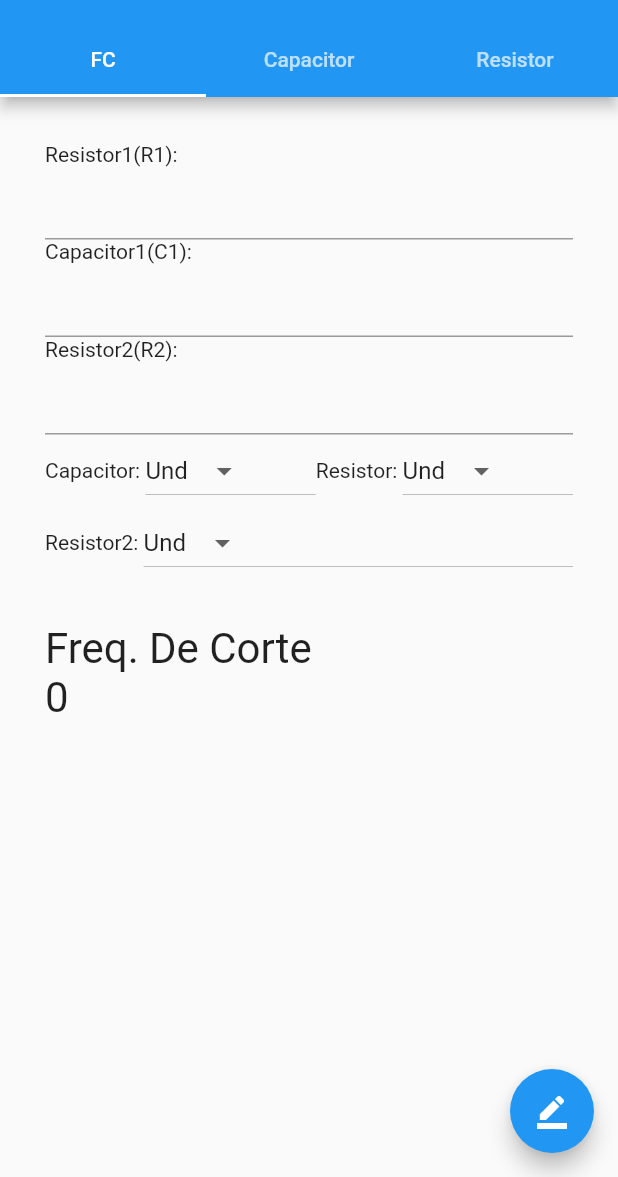
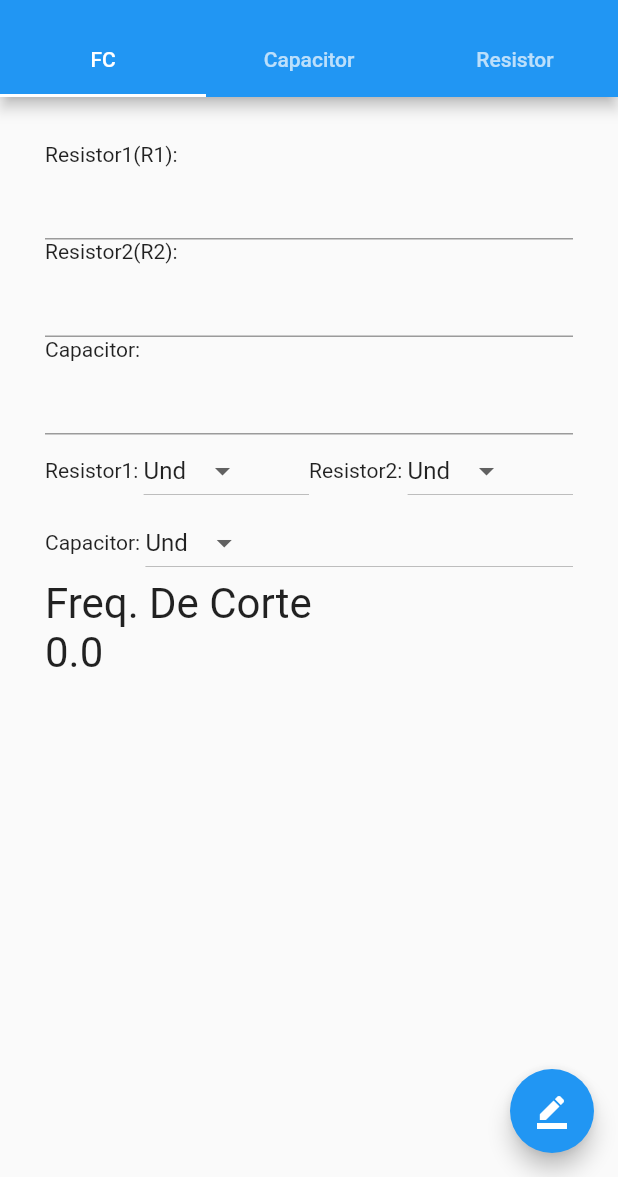
Before and after one commit to WagnerPaulino/frequencia-corte-app, a Flutter app: the screen it shows after launch, on a phone screen of 412 x 824 dp, the part 59-1236 px from its top. Run offline on Flutter 3.47's test engine with Material 2 defaults, Android fonts, the phone set to English and light mode, and no system bars.

Commit message:
ajustes - incompletos

```diff
--- a/lib/pages/frequencia-corte-page.dart
+++ b/lib/pages/frequencia-corte-page.dart
@@ -20,25 +20,32 @@ class FrequenciaCortePage extends StatefulWidget {
 class _FrequenciaCortePageState extends State<FrequenciaCortePage> {
   FrequenciaCorteService fcs = new FrequenciaCorteService();
   FrequenciaCorte frequenciaCorte = new FrequenciaCorte();
+  FrequenciaCorte frequenciaCorteA = new FrequenciaCorte();
+  FrequenciaCorte frequenciaCorteB = new FrequenciaCorte();
+  FrequenciaCorte frequenciaCorteR = new FrequenciaCorte();
   Utils u = new Utils();
 
-  num potResistor = 0;
-  num potCapacitor = 0;
+  num potResistor1 = 0;
+  num potCapacitor1 = 0;
   num potResistor2 = 0;
   num potCapacitor2 = 0;
-  bool enabled = false;
 
   calcula() {
+    if (widget.escolha() == Nivel.ALTA) {
+      frequenciaCorte = frequenciaCorteA;
+    } else {
+      frequenciaCorte = frequenciaCorteB;
+    }
     FrequenciaCorte f = new FrequenciaCorte();
     f.capacitor =
-        math.pow(10, potCapacitor) * u.isNull(frequenciaCorte.capacitor, 0.0);
+        math.pow(10, potCapacitor1) * u.isNull(frequenciaCorte.capacitor, 0.0);
     f.capacitor2 =
         math.pow(10, potCapacitor2) * u.isNull(frequenciaCorte.capacitor2, 0.0);
     f.resistor =
-        math.pow(10, potResistor) * u.isNull(frequenciaCorte.resistor, 0.0);
+        math.pow(10, potResistor1) * u.isNull(frequenciaCorte.resistor, 0.0);
     f.resistor2 =
         math.pow(10, potResistor2) * u.isNull(frequenciaCorte.resistor2, 0.0);
-    frequenciaCorte.frequencia = fcs.calcular(f, widget.escolha()).frequencia;
+    frequenciaCorteR = fcs.calcular(f, widget.escolha());
     f = new FrequenciaCorte();
   }
 
@@ -55,17 +62,6 @@ class _FrequenciaCortePageState extends State<FrequenciaCortePage> {
     super.dispose();
   }
 
-  isEnable() {
-    if (frequenciaCorte.capacitor != 0 && frequenciaCorte.resistor != 0) {
-      this.setState(() => this.enabled = true);
-    } else {
-      this.setState(() => this.enabled = false);
-    }
-    if (frequenciaCorte.capacitor == null || frequenciaCorte.resistor == null) {
-      this.setState(() => this.enabled = false);
-    }
-  }
-
   @override
   Widget build(BuildContext context) {
     return Scaffold(
@@ -76,140 +72,132 @@ class _FrequenciaCortePageState extends State<FrequenciaCortePage> {
                 mainAxisAlignment: MainAxisAlignment.center,
                 crossAxisAlignment: CrossAxisAlignment.start,
                 children: <Widget>[
-                  //Resistor1
-                  new Text("Resistor1(R1): ", textScaleFactor: 1),
-                  new TextField(
-                      onChanged: (t) {
-                        frequenciaCorte.resistor =
-                            t.isEmpty ? null : double.parse(t);
-                        this.isEnable();
-                      },
-                      style: new TextStyle(
-                          fontSize: 25.0, height: 1.0, color: Colors.black)),
-                  //Capacitor1
-                  new Text("Capacitor1(C1): ", textScaleFactor: 1),
-                  new TextField(
-                      onChanged: (t) {
-                        frequenciaCorte.capacitor =
-                            t.isEmpty ? null : double.parse(t);
-                        this.isEnable();
-                      },
-                      style: new TextStyle(
-                          fontSize: 25.0, height: 1.0, color: Colors.black)),
-                  //Resistor 2
-                  nivel == Nivel.ALTA
-                      ? new Text("Resistor2(R2): ", textScaleFactor: 1)
-                      : new Container(height: 0),
-                  nivel == Nivel.ALTA
+                  widget.escolha() == Nivel.ALTA
+                      ? new Text("Resistor1(R1): ", textScaleFactor: 1)
+                      : new Text("Capacitor1(C1): ", textScaleFactor: 1),
+                  widget.escolha() == Nivel.ALTA
                       ? new TextField(
                           onChanged: (t) {
-                            frequenciaCorte.resistor2 =
-                                t.isEmpty ? null : double.parse(t);
+                            frequenciaCorteA.resistor = double.parse(t);
+                          },
+                          onSubmitted: (a) {
+                            print("s");
                           },
                           style: new TextStyle(
                               fontSize: 25.0, height: 1.0, color: Colors.black))
-                      : Container(height: 0),
-                  //Capacitor2
-                  nivel == Nivel.BAIXA
-                      ? new Text("Capacitor2(C2): ", textScaleFactor: 1)
-                      : new Container(height: 0),
-                  nivel == Nivel.BAIXA
+                      : new TextField(
+                          onChanged: (t) {
+                            frequenciaCorteB.capacitor = double.parse(t);
+                          },
+                          style: new TextStyle(
+                              fontSize: 25.0,
+                              height: 1.0,
+                              color: Colors.black)),
+                  widget.escolha() == Nivel.ALTA
+                      ? new Text("Resistor2(R2): ", textScaleFactor: 1)
+                      : new Text("Capacitor2(C2): ", textScaleFactor: 1),
+                  widget.escolha() == Nivel.ALTA
                       ? new TextField(
                           onChanged: (t) {
-                            frequenciaCorte.capacitor2 =
-                                t.isEmpty ? null : double.parse(t);
+                            frequenciaCorteA.resistor2 = double.parse(t);
                           },
                           style: new TextStyle(
                               fontSize: 25.0, height: 1.0, color: Colors.black))
-                      : new Container(height: 0),
+                      : new TextField(
+                          onChanged: (t) {
+                            frequenciaCorteB.capacitor2 = double.parse(t);
+                          },
+                          style: new TextStyle(
+                              fontSize: 25.0,
+                              height: 1.0,
+                              color: Colors.black)),
+                  widget.escolha() == Nivel.ALTA
+                      ? new Text("Capacitor: ", textScaleFactor: 1)
+                      : new Text("Resistor: ", textScaleFactor: 1),
+                  widget.escolha() == Nivel.ALTA
+                      ? new TextField(
+                          onChanged: (t) {
+                            frequenciaCorteA.capacitor = double.parse(t);
+                          },
+                          style: new TextStyle(
+                              fontSize: 25.0, height: 1.0, color: Colors.black))
+                      : new TextField(
+                          onChanged: (t) {
+                            frequenciaCorteB.resistor = double.parse(t);
+                          },
+                          style: new TextStyle(
+                              fontSize: 25.0,
+                              height: 1.0,
+                              color: Colors.black)),
                   //Potencias
                   new Row(
                     mainAxisSize: MainAxisSize.min,
                     crossAxisAlignment: CrossAxisAlignment.center,
                     children: <Widget>[
-                      //Capacitor1
-                      new Text("Capacitor: "),
+                      widget.escolha() == Nivel.ALTA
+                          ? new Text("Resistor1: ", textScaleFactor: 1)
+                          : new Text("Capacitor1: ", textScaleFactor: 1),
                       new Expanded(
                           child: new DropdownButton(
-                        value: potCapacitor,
+                        value: potResistor1,
                         items: Utils.getDropDownMenuItems(),
                         onChanged: (t) {
                           this.setState(() {
-                            potCapacitor = t;
+                            widget.escolha() == Nivel.ALTA
+                                ? potResistor1 = t
+                                : potCapacitor1 = t;
                           });
                         },
                       )),
-                      //Resitor 1
-                      new Text("Resistor: "),
+                      widget.escolha() == Nivel.ALTA
+                          ? new Text("Resistor2: ", textScaleFactor: 1)
+                          : new Text("Capacitor2: ", textScaleFactor: 1),
                       new Expanded(
                           child: new DropdownButton(
-                        value: potResistor,
+                        value: potResistor1,
                         items: Utils.getDropDownMenuItems(),
                         onChanged: (t) {
                           this.setState(() {
-                            potResistor = t;
+                            widget.escolha() == Nivel.ALTA
+                                ? potResistor2 = t
+                                : potCapacitor2 = t;
                           });
                         },
-                      ))
+                      )),
                     ],
                   ),
-                  new Padding(
-                      padding: EdgeInsets.fromLTRB(0, 0, 0, 30),
-                      child: new Row(
+                  new Row(
                       mainAxisSize: MainAxisSize.min,
                       crossAxisAlignment: CrossAxisAlignment.center,
                       children: <Widget>[
-                          //Capacitor 2
-                          nivel == Nivel.BAIXA
-                              ? new Text("Capacitor2: ")
-                              : new Container(height: 0),
-                          nivel == Nivel.BAIXA
-                              ? new Expanded(
+                        widget.escolha() == Nivel.ALTA
+                            ? new Text("Capacitor: ")
+                            : new Text("Resistor: "),
+                        new Expanded(
                             child: new DropdownButton(
-                                  value: potCapacitor2,
+                          value: potCapacitor1,
                           items: Utils.getDropDownMenuItems(),
                           onChanged: (t) {
                             this.setState(() {
-                                      potCapacitor2 = t;
+                              widget.escolha() == Nivel.ALTA
+                                  ? potCapacitor1 = t
+                                  : potResistor1 = t;
                             });
                           },
-                                ))
-                              : new Container(height: 0),
-                          // Resistor 2
-                          nivel == Nivel.ALTA
-                              ? new Text("Resistor2: ")
-                              : new Container(height: 0),
-                          nivel == Nivel.ALTA
-                              ? new Expanded(
-                                  child: new DropdownButton(
-                                  value: potResistor2,
-                                  items: Utils.getDropDownMenuItems(),
-                                  onChanged: (t) {
-                                    this.setState(() {
-                                      potResistor2 = t;
-                                    });
-                                  },
-                                ))
-                              : new Container(height: 0)
-                        ],
                         )),
+                      ]),
                   //Resultado
                   new Text("Freq. De Corte", textScaleFactor: 2),
                   new Text(
-                      frequenciaCorte.frequencia == null
-                          ? '0'
-                          : frequenciaCorte.frequencia.toString(),
+                      u.isNull(frequenciaCorteR.frequencia, 0.0).toString(),
                       textScaleFactor: 2),
                 ],
               ))),
       floatingActionButton: FloatingActionButton(
         onPressed: () {
-          if (this.frequenciaCorte.capacitor != null &&
-              this.frequenciaCorte.resistor != null) {
           setState(() {
             this.calcula();
           });
-          }
         },
         tooltip: 'CALCULAR',
         child: new Icon(Icons.border_color),
--- a/lib/service/frequenciaCorte-service.dart
+++ b/lib/service/frequenciaCorte-service.dart
@@ -25,7 +25,6 @@ class FrequenciaCorteService {
   FrequenciaCorte frequenciaPassaBaixa(FrequenciaCorte frequencia) {
     double r = 0;
     double c = 0;
-    double x = 0;
     r = frequencia.resistor;
     c = frequencia.capacitor * frequencia.capacitor2;
     frequencia.frequencia = 1 / (2 * frequencia.pi * r * math.sqrt(c));
```
Also changed, not shown: lib/pages/capacitor-page.dart (+58 -24 lines), lib/pages/resistor-page.dart (+52 -29 lines). Lines whose indentation alone changed are shown as unchanged.
